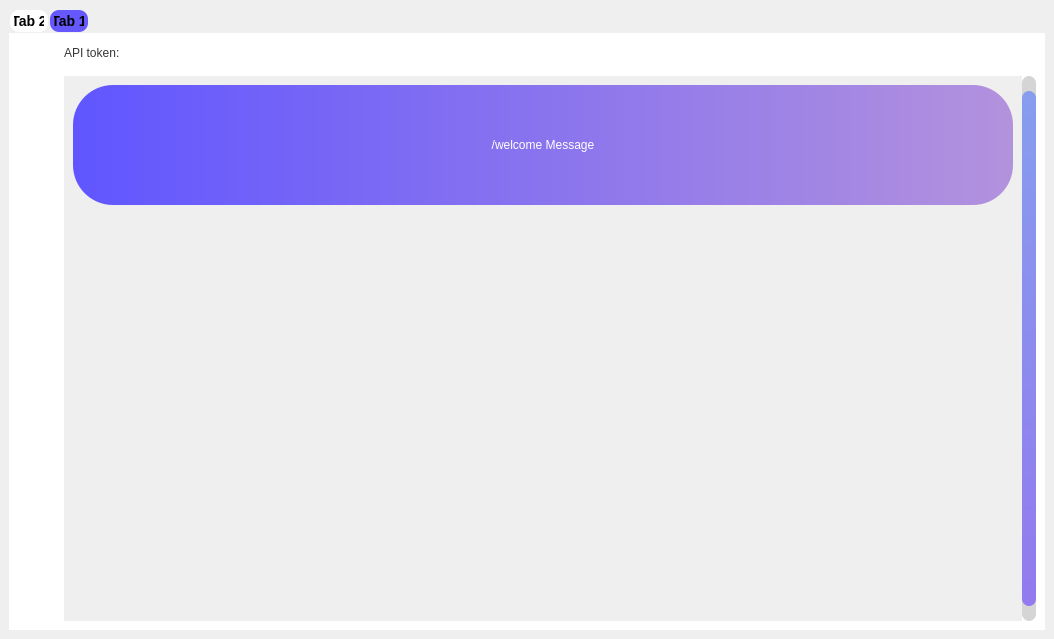
Bernikolay/Yandex-Lyceum-PyQt, file Designer.ui: the form before one commit.
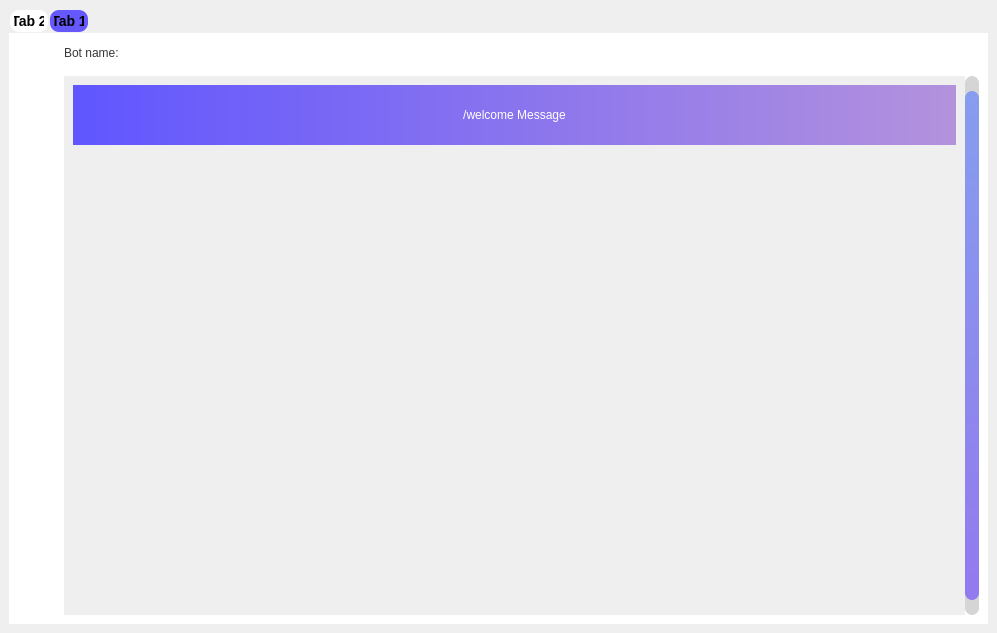
The form after the commit. Icons and pictures are not drawn.

Diff of the .ui file:
```diff
--- a/Designer.ui
+++ b/Designer.ui
@@ -6,8 +6,8 @@
    <rect>
     <x>0</x>
     <y>0</y>
-    <width>1054</width>
-    <height>639</height>
+    <width>997</width>
+    <height>633</height>
    </rect>
   </property>
   <property name="windowTitle">
@@ -214,7 +214,7 @@
 </string>
             </property>
             <property name="text">
-             <string>API token:</string>
+             <string>Bot name:</string>
             </property>
            </widget>
           </item>
@@ -509,15 +509,15 @@
             <rect>
              <x>0</x>
              <y>0</y>
-             <width>926</width>
-             <height>532</height>
+             <width>869</width>
+             <height>526</height>
             </rect>
            </property>
            <layout class="QVBoxLayout" name="verticalLayout_2">
             <item>
              <widget class="QPushButton" name="welcome_message_button">
               <property name="sizePolicy">
-               <sizepolicy hsizetype="Minimum" vsizetype="Maximum">
+               <sizepolicy hsizetype="Minimum" vsizetype="Minimum">
                 <horstretch>0</horstretch>
                 <verstretch>0</verstretch>
                </sizepolicy>
@@ -525,7 +525,7 @@
               <property name="minimumSize">
                <size>
                 <width>500</width>
-                <height>120</height>
+                <height>60</height>
                </size>
               </property>
               <property name="styleSheet">
```
Left out of the diff: 2 changed lines with no effect on the pictures.
